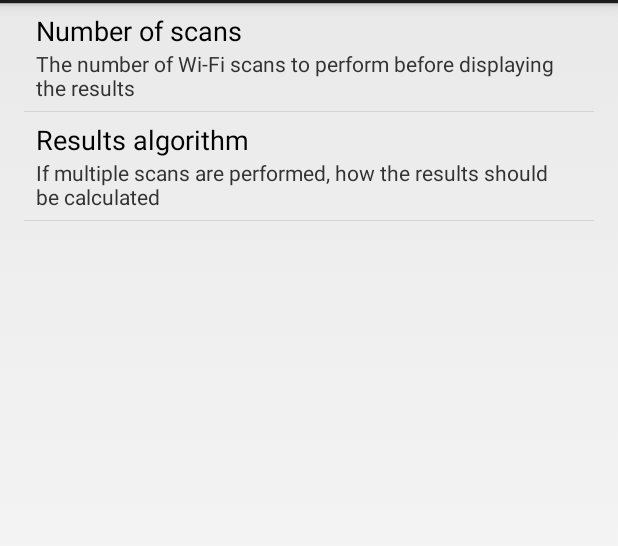
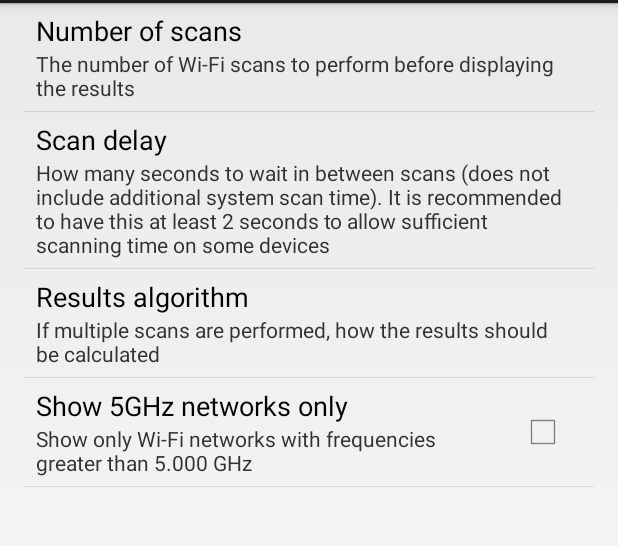
Before and after one commit to nullient/wifisigstrdiag, an Android app: the fragment SettingsFragment shown on its own in the app's theme, on a phone screen of 412 x 824 dp, the part 69-615 px from its top. Run offline under Robolectric (Android 15) with nearby library versions, the light colour scheme and no system bars.

Commit message:
Version 1.2.0 Sort final results by signal Add option to set delay Add option to show 5 GHz signal only

```diff
--- a/app/build.gradle
+++ b/app/build.gradle
@@ -21,8 +21,8 @@ android {
     defaultConfig {
         minSdkVersion 14
         targetSdkVersion 17
-        versionCode 4
-        versionName "1.1.1"
+        versionCode 5
+        versionName "1.2.0"
     }
 
     signingConfigs {
--- a/app/src/main/AndroidManifest.xml
+++ b/app/src/main/AndroidManifest.xml
@@ -1,8 +1,6 @@
 <?xml version="1.0" encoding="utf-8"?>
 <manifest xmlns:android="http://schemas.android.com/apk/res/android"
-    package="edu.neu.rrc.wifisigstrdiag"
-    android:versionCode="4"
-    android:versionName="1.1.1" >
+    package="edu.neu.rrc.wifisigstrdiag" >
 
     <uses-sdk
         android:minSdkVersion="14"
--- a/app/src/main/java/edu/neu/rrc/wifisigstrdiag/Utils.java
+++ b/app/src/main/java/edu/neu/rrc/wifisigstrdiag/Utils.java
@@ -38,4 +38,9 @@ public final class Utils {
         return true;
     }
 
+    public static int compareIntegers(int x, int y) {
+        // from http://www.docjar.com/html/api/java/lang/Integer.java.html
+        // Android needs min API 19
+        return (x < y) ? -1 : ((x == y) ? 0 : 1);
+    }
 }
--- a/app/src/main/res/values/prefs.xml
+++ b/app/src/main/res/values/prefs.xml
@@ -5,9 +5,15 @@
     <string name="pref_num_scans_summary">The number of Wi-Fi scans to perform before displaying the results</string>
     <integer name="pref_num_scans_default">3</integer>
 
+    <string name="pref_scan_delay_key">scan_delay</string>
+    <string name="pref_scan_delay_title">Scan delay</string>
+    <string name="pref_scan_delay_summary">How many seconds to wait in between scans (does not include additional system scan time). It is recommended to have this at least 2 seconds to allow sufficient scanning time on some devices</string>
+    <integer name="pref_scan_delay_default">2</integer>
+
     <string name="pref_results_algo_key">results_algo</string>
     <string name="pref_results_algo_title">Results algorithm</string>
     <string name="pref_results_algo_summary">If multiple scans are performed, how the results should be calculated</string>
+    <string name="pref_results_algo_default">average</string>
     <string-array name="pref_results_algo_values_keys">
         <item>average</item>
         <item>median</item>
@@ -21,4 +27,9 @@
         <item>Min</item>
     </string-array>
 
+    <string name="pref_5ghz_only_key">5ghz_only</string>
+    <string name="pref_5ghz_only_title">Show 5GHz networks only</string>
+    <string name="pref_5ghz_only_summary">Show only Wi-Fi networks with frequencies greater than 5.000 GHz</string>
+    <bool name="pref_5ghz_only_default">false</bool>
+
 </resources>
--- a/app/src/main/res/xml/preferences.xml
+++ b/app/src/main/res/xml/preferences.xml
@@ -7,11 +7,25 @@
         android:summary="@string/pref_num_scans_summary"
         android:title="@string/pref_num_scans_title"/>
 
+    <EditTextPreference
+        android:defaultValue="@integer/pref_scan_delay_default"
+        android:key="@string/pref_scan_delay_key"
+        android:numeric="integer"
+        android:summary="@string/pref_scan_delay_summary"
+        android:title="@string/pref_scan_delay_title"/>
+
     <ListPreference
-        android:defaultValue="average"
+        android:defaultValue="@string/pref_results_algo_default"
         android:entries="@array/pref_results_algo_values_titles"
         android:entryValues="@array/pref_results_algo_values_keys"
         android:key="@string/pref_results_algo_key"
         android:summary="@string/pref_results_algo_summary"
         android:title="@string/pref_results_algo_title"/>
+
+    <CheckBoxPreference
+        android:defaultValue="@bool/pref_5ghz_only_default"
+        android:key="@string/pref_5ghz_only_key"
+        android:summary="@string/pref_5ghz_only_summary"
+        android:title="@string/pref_5ghz_only_title"/>
+
 </PreferenceScreen>
```
Also changed, not shown: app/src/main/java/edu/neu/rrc/wifisigstrdiag/ui/MainFragment.java (+129 -51 lines), app/src/main/res/values/com_crashlytics_export_strings.xml (deleted, +0 -10 lines), 1 other file.
